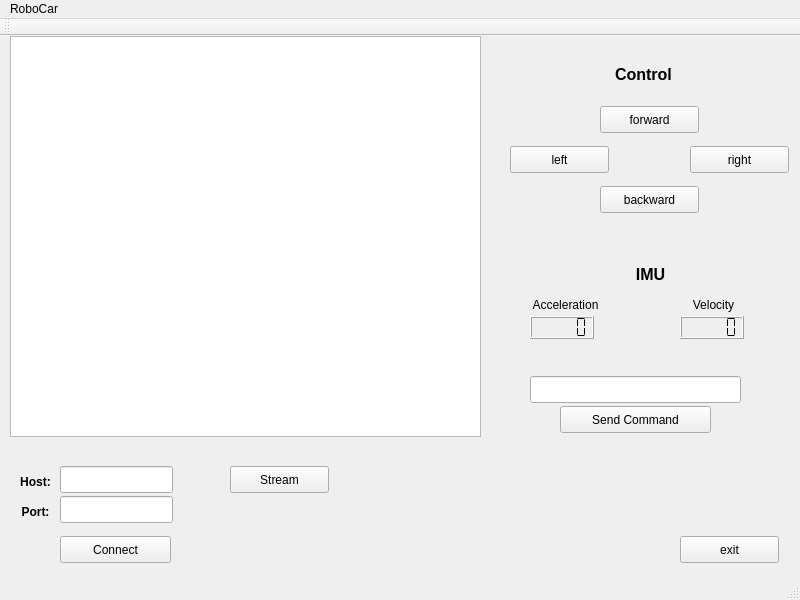
The window that software/gui/src/mainwindow.ui (bierschi/robo_car) describes before a commit, drawn with Qt 5.
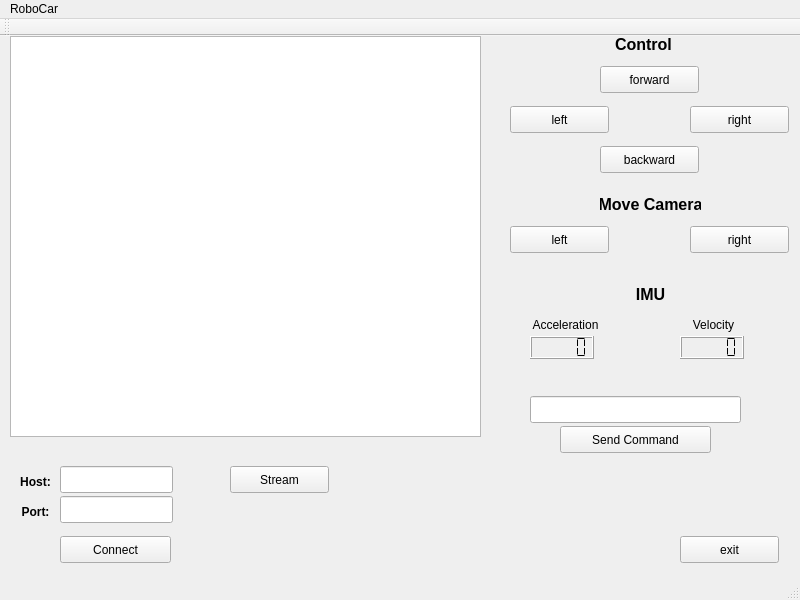
The same window after the commit.

```diff
--- a/software/gui/src/mainwindow.ui
+++ b/software/gui/src/mainwindow.ui
@@ -31,7 +31,7 @@
     <property name="geometry">
      <rect>
       <x>600</x>
-      <y>70</y>
+      <y>30</y>
       <width>99</width>
       <height>27</height>
      </rect>
@@ -47,7 +47,7 @@
     <property name="geometry">
      <rect>
       <x>510</x>
-      <y>110</y>
+      <y>70</y>
       <width>99</width>
       <height>27</height>
      </rect>
@@ -63,7 +63,7 @@
     <property name="geometry">
      <rect>
       <x>690</x>
-      <y>110</y>
+      <y>70</y>
       <width>99</width>
       <height>27</height>
      </rect>
@@ -79,7 +79,7 @@
     <property name="geometry">
      <rect>
       <x>600</x>
-      <y>150</y>
+      <y>110</y>
       <width>99</width>
       <height>27</height>
      </rect>
@@ -105,7 +105,7 @@
     <property name="geometry">
      <rect>
       <x>630</x>
-      <y>230</y>
+      <y>250</y>
       <width>41</width>
       <height>17</height>
      </rect>
@@ -128,7 +128,7 @@
     <property name="geometry">
      <rect>
       <x>520</x>
-      <y>260</y>
+      <y>280</y>
       <width>91</width>
       <height>17</height>
      </rect>
@@ -144,7 +144,7 @@
     <property name="geometry">
      <rect>
       <x>610</x>
-      <y>30</y>
+      <y>0</y>
       <width>67</width>
       <height>17</height>
      </rect>
@@ -170,7 +170,7 @@
     <property name="geometry">
      <rect>
       <x>680</x>
-      <y>260</y>
+      <y>280</y>
       <width>67</width>
       <height>17</height>
      </rect>
@@ -212,7 +212,7 @@
     <property name="geometry">
      <rect>
       <x>530</x>
-      <y>340</y>
+      <y>360</y>
       <width>211</width>
       <height>27</height>
      </rect>
@@ -222,7 +222,7 @@
     <property name="geometry">
      <rect>
       <x>560</x>
-      <y>370</y>
+      <y>390</y>
       <width>151</width>
       <height>27</height>
      </rect>
@@ -235,7 +235,7 @@
     <property name="geometry">
      <rect>
       <x>530</x>
-      <y>280</y>
+      <y>300</y>
       <width>64</width>
       <height>23</height>
      </rect>
@@ -257,7 +257,7 @@
     <property name="geometry">
      <rect>
       <x>680</x>
-      <y>280</y>
+      <y>300</y>
       <width>64</width>
       <height>23</height>
      </rect>
@@ -330,6 +330,58 @@
      </rect>
     </property>
    </widget>
+   <widget class="QLabel" name="camera_move_l">
+    <property name="geometry">
+     <rect>
+      <x>600</x>
+      <y>160</y>
+      <width>101</width>
+      <height>17</height>
+     </rect>
+    </property>
+    <property name="font">
+     <font>
+      <pointsize>12</pointsize>
+      <weight>75</weight>
+      <bold>true</bold>
+     </font>
+    </property>
+    <property name="layoutDirection">
+     <enum>Qt::LeftToRight</enum>
+    </property>
+    <property name="text">
+     <string>Move Camera</string>
+    </property>
+    <property name="alignment">
+     <set>Qt::AlignCenter</set>
+    </property>
+   </widget>
+   <widget class="QPushButton" name="left_camera_pb">
+    <property name="geometry">
+     <rect>
+      <x>510</x>
+      <y>190</y>
+      <width>99</width>
+      <height>27</height>
+     </rect>
+    </property>
+    <property name="text">
+     <string>left</string>
+    </property>
+   </widget>
+   <widget class="QPushButton" name="right_camera_pb">
+    <property name="geometry">
+     <rect>
+      <x>690</x>
+      <y>190</y>
+      <width>99</width>
+      <height>27</height>
+     </rect>
+    </property>
+    <property name="text">
+     <string>right</string>
+    </property>
+   </widget>
   </widget>
   <widget class="QToolBar" name="mainToolBar">
    <attribute name="toolBarArea">
```
